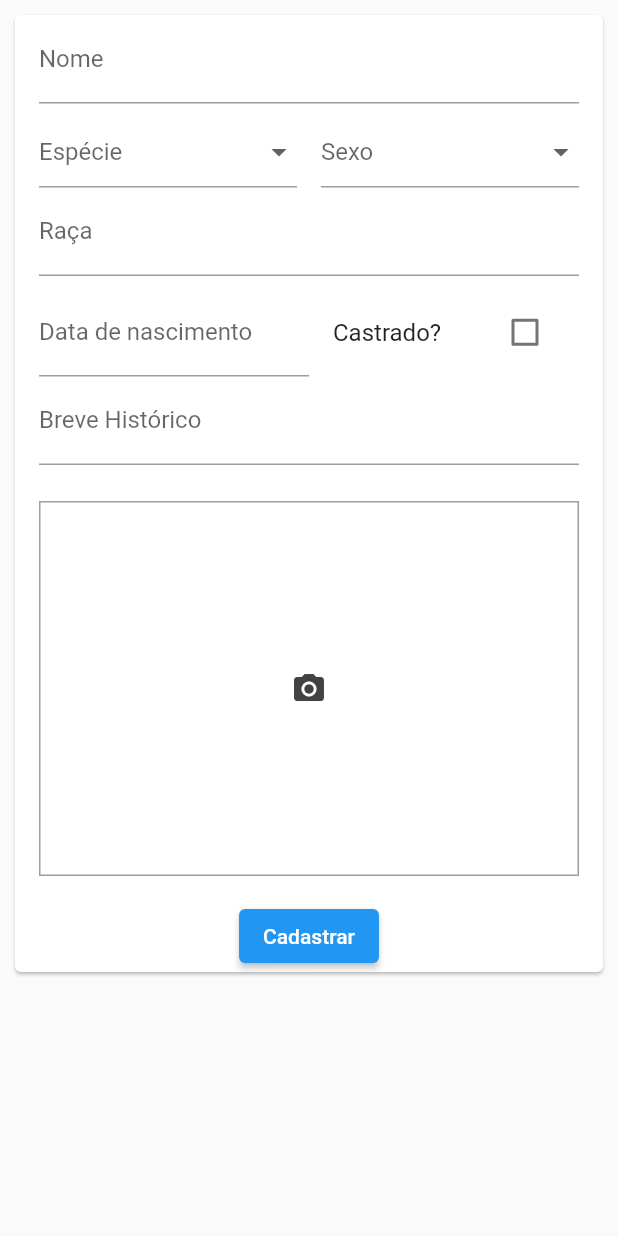
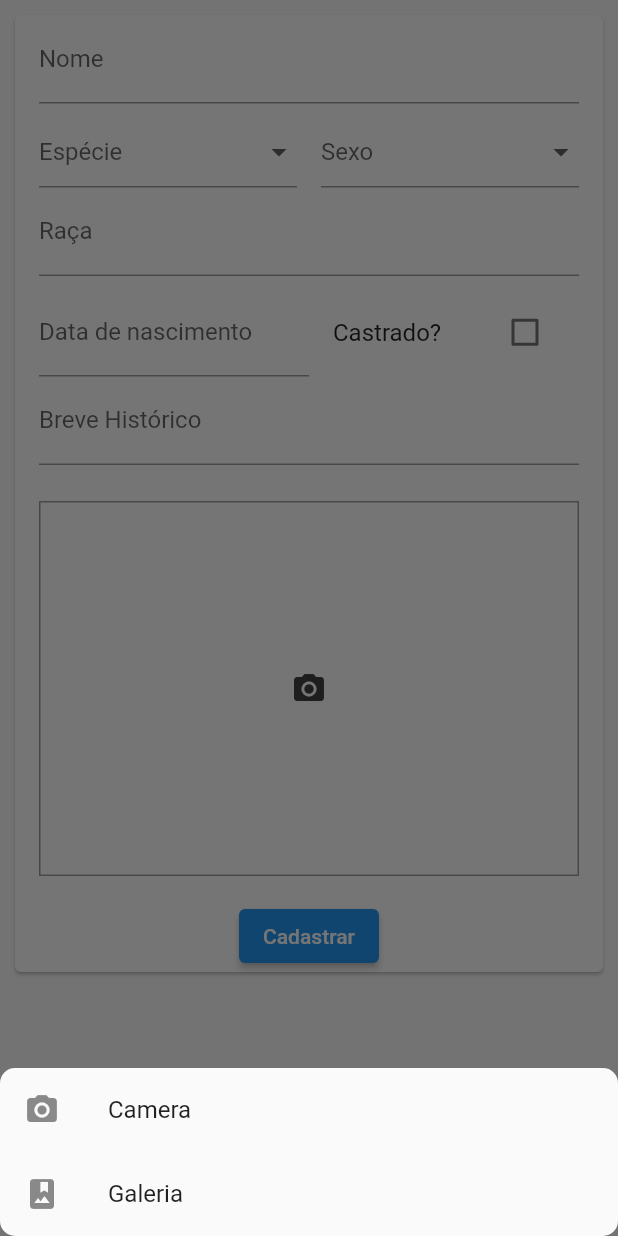
Before and after one commit to mgbarbieri/agenda, a Flutter app: the PetForm widget shown alone on an empty page, opened directly with empty values, after a tap on the "camera alt" icon, on a phone screen of 412 x 824 dp. Run offline on Flutter 3.47's test engine with Material 2 defaults, Android fonts, the phone set to English and light mode, and no system bars; our stand-ins replace cloud_firestore, email_validator, firebase_auth, firebase_core, firebase_storage, image_picker; accounts and stored records are empty.

Commit message:
pet image input selector

```diff
--- a/lib/widgets/pet.dart
+++ b/lib/widgets/pet.dart
@@ -4,7 +4,7 @@ import 'package:flutter/material.dart';
 
 class Pets extends StatelessWidget {
   final User? user;
-  Pets(User? this.user);
+  Pets(this.user);
 
   @override
   Widget build(BuildContext context) {
--- a/lib/widgets/pet_form.dart
+++ b/lib/widgets/pet_form.dart
@@ -23,9 +23,39 @@ class _PetFormState extends State<PetForm> {
   final PetData _petData = PetData();
 
   _takePicture() async {
+    ImageSource? src;
     final ImagePicker _picker = ImagePicker();
+
+    await showModalBottomSheet(
+      shape: RoundedRectangleBorder(borderRadius: BorderRadius.circular(10)),
+      context: context,
+      builder: (ctx) => Column(
+        mainAxisSize: MainAxisSize.min,
+        children: [
+          ListTile(
+            leading: Icon(Icons.camera_alt),
+            title: Text('Camera'),
+            onTap: () {
+              src = ImageSource.camera;
+              Navigator.pop(context);
+            },
+          ),
+          ListTile(
+            leading: Icon(Icons.photo_album),
+            title: Text('Galeria'),
+            onTap: () {
+              src = ImageSource.gallery;
+              Navigator.pop(context);
+            },
+          )
+        ],
+      ),
+    );
+
+    if (src == null) return;
+
     PickedFile? imageFile = await _picker.getImage(
-      source: ImageSource.camera,
+      source: src!,
       maxWidth: 600,
     );
 
```
